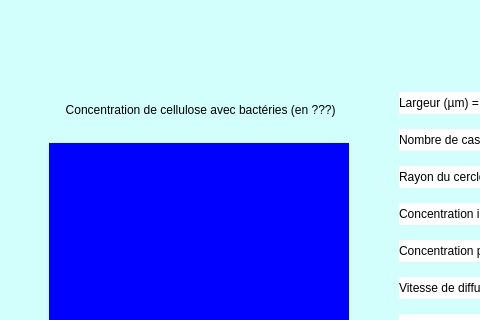
enzo-viguier/Cellulose-21, file Application/src/Ui_Simulation.ui: the form before one commit; both pictures show x 0 to 480 and y 0 to 320 of the 1195 by 860 pixel window.
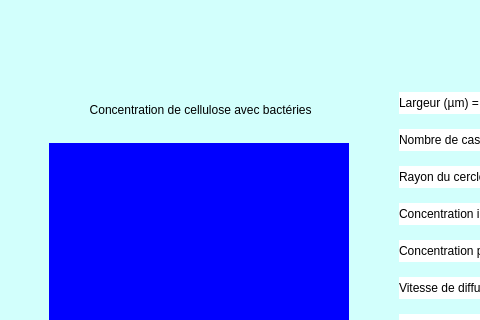
The form after the commit. Custom widgets are drawn as their Qt base class.

Commit message: Changement de l'interface

What changed in the file:
```diff
--- a/Application/src/Ui_Simulation.ui
+++ b/Application/src/Ui_Simulation.ui
@@ -122,7 +122,7 @@
             <item>
              <widget class="QLabel" name="label">
               <property name="text">
-               <string> Concentration de cellulose avec bactéries (en ???)</string>
+               <string> Concentration de cellulose avec bactéries</string>
               </property>
               <property name="alignment">
                <set>Qt::AlignCenter</set>
```
Left out of the diff: 32 changed lines with no effect on the pictures. The commit also changes 1 other file.
